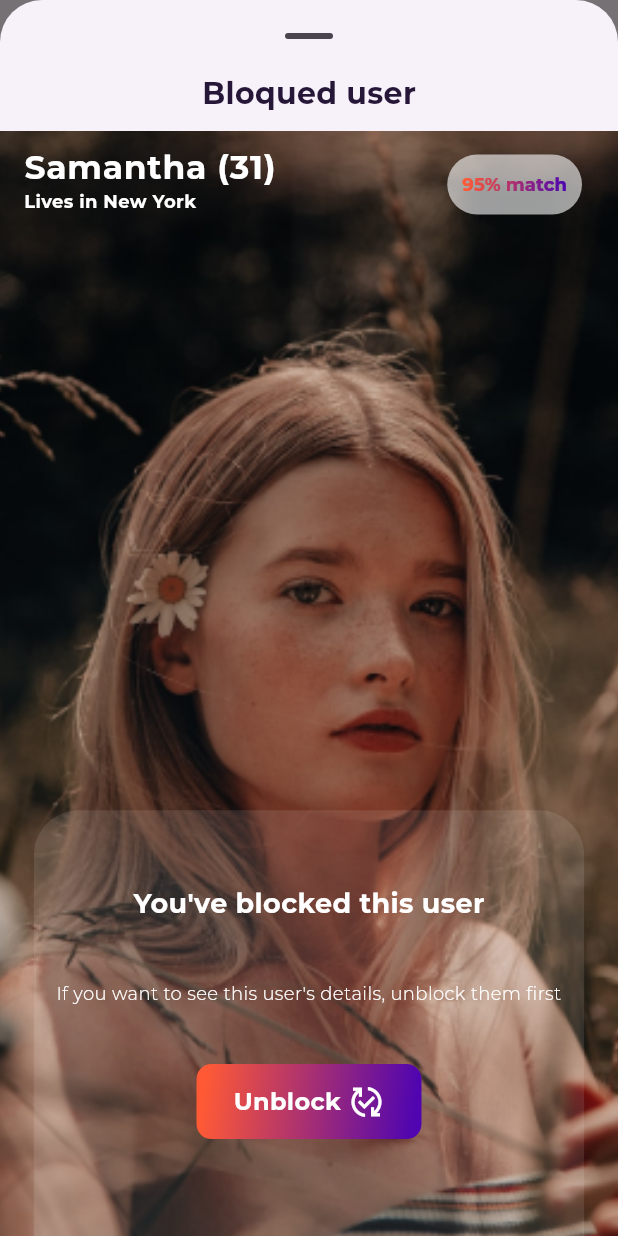
After one commit to xboosty/ai_date, a Flutter app: the BloquedListScreen screen opened directly, after a tap on "Jessica", on a phone screen of 412 x 824 dp. The commit adds this screen. Run offline on Flutter 3.47's test engine with Material 2 defaults, Android fonts, the light colour scheme and no system bars; our stand-ins replace animate_do, appinio_swiper, bloc, dio, dotted_border, elegant_notification and 10 more; project files that could hold a hidden picture were left out.

Commit message:
add ui support blocking users

```diff
--- a/lib/presentation/screens/auth/success_change_password_screen.dart
+++ b/lib/presentation/screens/auth/success_change_password_screen.dart
@@ -45,6 +45,10 @@ class SuccessChangePasswordScreen extends StatelessWidget {
               isTrailingIcon: true,
               onTap: () =>
                   Navigator.of(context).pushNamed(SignInScreen.routeName),
+              icon: const Icon(
+                Icons.arrow_right_alt,
+                color: Colors.white,
+              ),
             )
           ],
         ),
--- a/lib/presentation/screens/home/profile/profile_page.dart
+++ b/lib/presentation/screens/home/profile/profile_page.dart
@@ -5,7 +5,8 @@ import 'package:toggle_switch/toggle_switch.dart';
 import 'package:appinio_swiper/appinio_swiper.dart';
 
 import '../../../../config/config.dart' show AppTheme, Strings;
-import '../../screens.dart' show ChangePasswordScreen, SignInScreen;
+import '../../screens.dart'
+    show BloquedListScreen, ChangePasswordScreen, SignInScreen;
 import '../../../widgets/widgets.dart'
     show
         ButtonsInfoProfile,
@@ -407,6 +408,10 @@ class _ProfileEditPageState extends State<_ProfileEditPage> {
                 height: 50,
                 title: 'SAVE CHANGES',
                 isTrailingIcon: false,
+                icon: const Icon(
+                  Icons.arrow_right_alt,
+                  color: Colors.white,
+                ),
               ),
               SizedBox(height: size.height * 0.02),
             ],
@@ -1220,7 +1225,14 @@ class _AccountSettings extends StatelessWidget {
                   Icons.arrow_forward_ios_rounded,
                   size: 15.0,
                 ),
-                onTap: () {},
+                onTap: () => Navigator.of(context).push(PageRouteBuilder(
+                  pageBuilder: (context, animation, secondaryAnimation) =>
+                      const BloquedListScreen(),
+                  transitionsBuilder:
+                      (context, animation, secondaryAnimation, child) {
+                    return SlideInRight(child: child);
+                  },
+                )),
               )
             ],
           ),
--- a/lib/presentation/screens/onboarding/introduction_screen.dart
+++ b/lib/presentation/screens/onboarding/introduction_screen.dart
@@ -99,6 +99,10 @@ class IntroductionScreen extends StatelessWidget {
                           ),
                         );
                       },
+                      icon: const Icon(
+                        Icons.arrow_right_alt,
+                        color: Colors.white,
+                      ),
                     )
                   ],
                 ),
--- a/lib/presentation/screens/onboarding/onboarding_screen.dart
+++ b/lib/presentation/screens/onboarding/onboarding_screen.dart
@@ -1155,6 +1155,10 @@ class _OnBoardingScreenState extends State<OnBoardingScreen> {
                   title: 'ALLOW LOCATION ACCESS',
                   isTrailingIcon: false,
                   onTap: () async => await _accessLocation(),
+                  icon: const Icon(
+                    Icons.arrow_right_alt,
+                    color: Colors.white,
+                  ),
                 ),
                 SizedBox(height: size.height * 0.02),
                 FilledColorizedOutlineButton(
--- a/lib/presentation/screens/screens.dart
+++ b/lib/presentation/screens/screens.dart
@@ -5,7 +5,8 @@ export 'onboarding/introduction_screen.dart';
 export 'auth/sign_in_screen.dart';
 export 'auth/forgot_password_screen.dart';
 export 'auth/success_change_password_screen.dart';
-export 'auth/change_password_screen.dart';
+export 'settings/change_password_screen.dart';
+export 'settings/bloqued_list_screen.dart';
 export 'home/home_screen.dart';
 export 'home/profile/profile_page.dart';
 export 'home/interview/interview_page.dart';
--- /dev/null
+++ b/lib/presentation/screens/settings/bloqued_list_screen.dart
@@ -0,0 +1,256 @@
+import 'package:flutter/material.dart';
+
+import '../../../config/config.dart' show AppTheme, Strings;
+import '../../widgets/widgets.dart' show FilledColorizedButton, GradientText;
+
+class BloquedListScreen extends StatelessWidget {
+  const BloquedListScreen({super.key});
+
+  static const String routeName = '/bloqued_list_screen';
+
+  @override
+  Widget build(BuildContext context) {
+    return Scaffold(
+      appBar: AppBar(
+        centerTitle: true,
+        title: const Text(
+          'Blocked',
+          style: TextStyle(
+            color: Color(0xFF261638),
+            fontSize: 20,
+            fontFamily: Strings.fontFamily,
+            fontWeight: FontWeight.w600,
+          ),
+        ),
+      ),
+      body: ListView.builder(
+        itemCount: 3,
+        itemBuilder: (context, index) {
+          return const Column(
+            children: [
+              _UnbloquedProfile(),
+              Divider(),
+            ],
+          );
+        },
+      ),
+    );
+  }
+}
+
+class _UnbloquedProfile extends StatelessWidget {
+  const _UnbloquedProfile();
+
+  @override
+  Widget build(BuildContext context) {
+    final size = MediaQuery.of(context).size;
+
+    return ListTile(
+      onTap: () {
+        showModalBottomSheet(
+          context: context,
+          showDragHandle: true,
+          enableDrag: true,
+          useSafeArea: true,
+          isScrollControlled: true,
+          builder: (BuildContext context) {
+            return DraggableScrollableSheet(
+              initialChildSize: 1.0,
+              minChildSize: 1.0,
+              maxChildSize: 1.0,
+              builder:
+                  (BuildContext context, ScrollController scrollController) {
+                return SingleChildScrollView(
+                  controller: scrollController,
+                  child: Column(
+                    children: [
+                      const Text(
+                        'Bloqued user',
+                        style: TextStyle(
+                          color: Color(0xFF261638),
+                          fontSize: 20,
+                          fontFamily: Strings.fontFamily,
+                          fontWeight: FontWeight.w600,
+                        ),
+                      ),
+                      Container(
+                        height: size.height * 0.90,
+                        margin: const EdgeInsets.only(top: 10.0),
+                        decoration: const BoxDecoration(
+                          image: DecorationImage(
+                            image: AssetImage('assets/imgs/girl5.png'),
+                            fit: BoxFit.cover,
+                          ),
+                        ),
+                        child: Column(
+                          mainAxisAlignment: MainAxisAlignment.end,
+                          children: [
+                            _TitleUnblockUser(size: size),
+                            const Spacer(),
+                            _OpacityCardUnblock(size: size),
+                          ],
+                        ),
+                      ),
+                    ],
+                  ),
+                );
+              },
+              controller: DraggableScrollableController(),
+            );
+          },
+        );
+      },
+      leading: const CircleAvatar(
+        backgroundImage: AssetImage('assets/imgs/girl3.png'),
+      ),
+      title: const Text(
+        'Jessica',
+        style: TextStyle(
+          color: Color(0xFF686E8C),
+          fontSize: 14,
+          fontFamily: Strings.fontFamily,
+          fontWeight: FontWeight.w600,
+        ),
+      ),
+      trailing: FilledButton(
+        style: FilledButton.styleFrom(
+          alignment: Alignment.centerLeft,
+        ),
+        onPressed: () {},
+        child: const Row(
+          mainAxisAlignment: MainAxisAlignment.center,
+          mainAxisSize: MainAxisSize.min,
+          children: [
+            Text(
+              'Unblock',
+              style: TextStyle(
+                color: Colors.white,
+                fontSize: 12,
+                fontFamily: Strings.fontFamily,
+                fontWeight: FontWeight.w600,
+              ),
+            ),
+            SizedBox(width: 5.0),
+            Icon(Icons.published_with_changes_outlined)
+          ],
+        ),
+      ),
+    );
+  }
+}
+
+class _TitleUnblockUser extends StatelessWidget {
+  const _TitleUnblockUser({
+    super.key,
+    required this.size,
+  });
+
+  final Size size;
+
+  @override
+  Widget build(BuildContext context) {
+    return SizedBox(
+      width: size.width,
+      height: size.height * 0.10,
+      child: ListTile(
+        title: const Text(
+          'Samantha (31)',
+          style: TextStyle(
+            color: Colors.white,
+            fontSize: 22,
+            fontFamily: 'Montserrat',
+            fontWeight: FontWeight.w600,
+            height: 0.06,
+          ),
+        ),
+        subtitle: const Text(
+          'Lives in New York',
+          style: TextStyle(
+            color: Colors.white,
+            fontSize: 12,
+            fontFamily: 'Montserrat',
+            fontWeight: FontWeight.w600,
+            height: 0.12,
+          ),
+        ),
+        trailing: FilledButton(
+          onPressed: () {},
+          style: FilledButton.styleFrom(
+            backgroundColor: Colors.white.withOpacity(0.6000000238418579),
+            shape: RoundedRectangleBorder(
+              borderRadius: BorderRadius.circular(20),
+            ),
+            padding: const EdgeInsets.symmetric(horizontal: 10, vertical: 5),
+          ),
+          child: const GradientText(
+            text: '95% match',
+            gradient: AppTheme.linearGradient,
+            style: TextStyle(
+              fontSize: 12,
+              fontFamily: Strings.fontFamily,
+              fontWeight: FontWeight.w600,
+            ),
+          ),
+        ),
+      ),
+    );
+  }
+}
+
+class _OpacityCardUnblock extends StatelessWidget {
+  const _OpacityCardUnblock({
+    super.key,
+    required this.size,
+  });
+
+  final Size size;
+
+  @override
+  Widget build(BuildContext context) {
+    return Container(
+      height: size.height * 0.35,
+      padding: const EdgeInsets.only(top: 30, bottom: 50, right: 15, left: 15),
+      decoration: BoxDecoration(
+        borderRadius: const BorderRadius.only(
+          topLeft: Radius.circular(30),
+          topRight: Radius.circular(30),
+        ),
+        color: Colors.white.withOpacity(0.10000000149011612),
+      ),
+      child: const Column(
+        mainAxisAlignment: MainAxisAlignment.spaceAround,
+        children: [
+          Text(
+            'You\'ve blocked this user',
+            style: TextStyle(
+              color: Colors.white,
+              fontSize: 18,
+              fontFamily: Strings.fontFamily,
+              fontWeight: FontWeight.w700,
+            ),
+          ),
+          Text(
+            'If you want to see this user\'s details, unblock them first',
+            textAlign: TextAlign.center,
+            style: TextStyle(
+              color: Colors.white,
+              fontSize: 12,
+              fontFamily: Strings.fontFamily,
+              fontWeight: FontWeight.w500,
+            ),
+          ),
+          FilledColorizedButton(
+            width: 150,
+            height: 50,
+            title: 'Unblock',
+            isTrailingIcon: true,
+            icon: const Icon(
+              Icons.published_with_changes_outlined,
+              color: Colors.white,
+            ),
+          ),
+        ],
+      ),
+    );
+  }
+}
--- a/lib/presentation/widgets/buttons/filled_colorized_button.dart
+++ b/lib/presentation/widgets/buttons/filled_colorized_button.dart
@@ -10,12 +10,14 @@ class FilledColorizedButton extends StatelessWidget {
     required this.title,
     required this.isTrailingIcon,
     this.onTap,
+    required this.icon,
   });
 
   final double width;
   final double height;
   final String title;
   final bool isTrailingIcon;
+  final Icon icon;
   final GestureTapCallback? onTap;
 
   @override
@@ -48,12 +50,7 @@ class FilledColorizedButton extends StatelessWidget {
               ),
             ),
             isTrailingIcon ? const SizedBox(width: 5.0) : Container(),
-            isTrailingIcon
-                ? const Icon(
-                    Icons.arrow_right_alt,
-                    color: Colors.white,
-                  )
-                : Container()
+            isTrailingIcon ? icon : Container()
           ],
         ),
       ),
```
Also changed, not shown: lib/presentation/screens/settings/change_password_screen.dart (renamed from lib/presentation/screens/auth/change_password_screen.dart).
